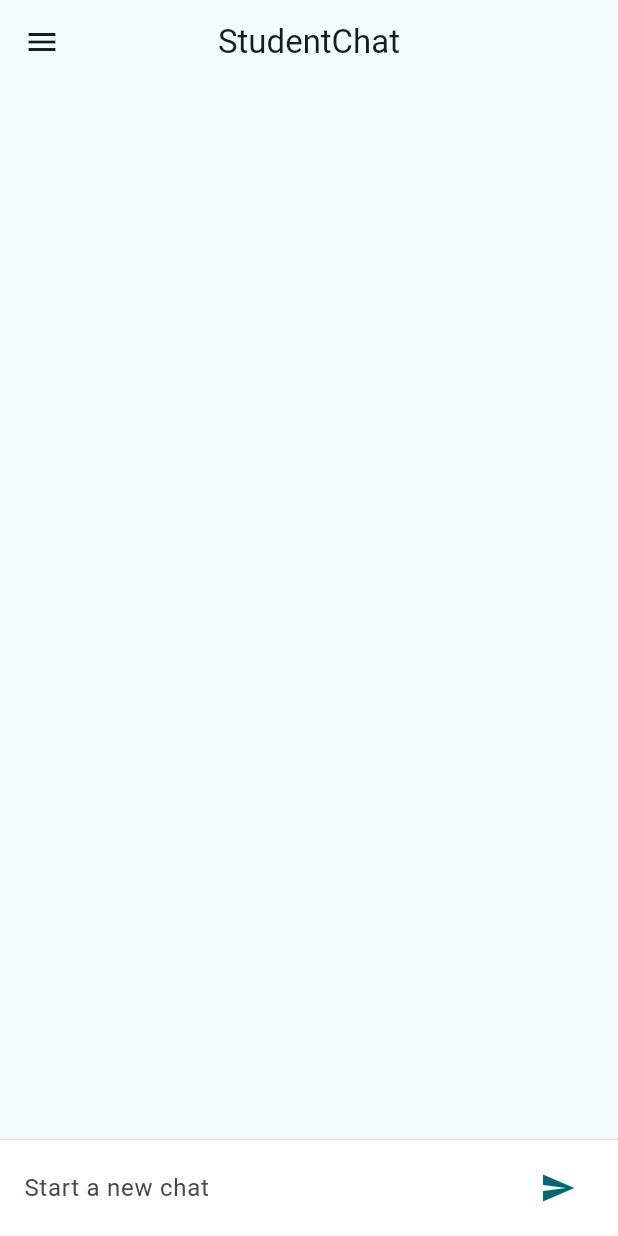
After one commit to NgocNguyen1103/Student_Chatbot_Project, a Flutter app: the HomePage screen opened directly, after a tap on the "send" icon, on a phone screen of 412 x 824 dp. The commit adds this screen. Run offline on Flutter 3.47's test engine with Material 3 defaults, Android fonts, the light colour scheme and no system bars.

Commit message:
Mobile Dev - HomePage, ChatPage, Models(message, session) for tempolary storage, ChatBubble for messages

```diff
--- /dev/null
+++ b/Mobile Appication/lib/models/chat_message.dart
@@ -0,0 +1,5 @@
+class ChatMessage{
+  final String text;
+  final bool isUser;
+  ChatMessage({required this.text, required this.isUser});
+}
--- /dev/null
+++ b/Mobile Appication/lib/models/chat_session.dart
@@ -0,0 +1,8 @@
+import 'package:student_chatbot/models/chat_message.dart';
+
+class ChatSession{
+  final String id;
+  final List<ChatMessage> messages;
+  ChatSession({required this.id, required this.messages});
+
+}
--- /dev/null
+++ b/Mobile Appication/lib/pages/home_page.dart
@@ -0,0 +1,126 @@
+import 'package:flutter/material.dart';
+import '../models/chat_session.dart';
+import '../models/chat_message.dart';
+import './chat_page.dart';
+class HomePage extends StatefulWidget {
+  const HomePage({super.key});
+
+  @override
+  State<HomePage> createState() => _HomePageState();
+}
+
+class _HomePageState extends State<HomePage> {
+  final TextEditingController _controller = TextEditingController();
+  final List<ChatSession> _sessions = [];
+
+  void _openSession(ChatSession session) {
+    Navigator.push(
+      context,
+      MaterialPageRoute(
+        builder: (_) => ChatPage(session: session),
+      ),
+    );
+  }
+
+  void _sendMessage() {
+    final text = _controller.text.trim();
+    if (text.isEmpty) return;
+
+    final session = ChatSession(
+      id: DateTime.now().millisecondsSinceEpoch.toString(),
+      messages: [ChatMessage(text: text, isUser: true)],
+    );
+
+    setState(() {
+      _sessions.insert(0, session);
+    });
+    _controller.clear();
+
+    Navigator.push(
+      context,
+      MaterialPageRoute(
+        builder: (_) => ChatPage(session: session),
+      ),
+    );
+  }
+
+
+
+  void _deleteSession(int index) {
+    setState(() {
+      _sessions.removeAt(index);
+    });
+  }
+
+  @override
+  Widget build(BuildContext context) {
+    return Scaffold(
+      appBar: AppBar(
+        title: Text('StudentChat'),
+        centerTitle: true,
+
+      ),
+      drawer: Drawer(
+
+      ),
+      body: Column(
+        children: [
+          Expanded(
+            child: ListView.builder(
+              itemCount: _sessions.length,
+              itemBuilder: (ctx, i) {
+                final sess = _sessions[i];
+                return ListTile(
+                  title: Text(
+                    sess.messages.first.text,
+                    maxLines: 1,
+                    overflow: TextOverflow.ellipsis,
+                  ),
+                  subtitle: Text('Session ${i + 1}'),
+                  trailing: PopupMenuButton<String>(
+                    onSelected: (value) {
+                      if (value == 'open') {
+                        _openSession(sess);
+                      } else if (value == 'delete') {
+                        _deleteSession(i);
+                      }
+                    },
+                    itemBuilder: (_) => [
+                      PopupMenuItem(value: 'open', child: Text("Open")),
+                      PopupMenuItem(value: 'delete', child: Text('Delete')),
+                    ],
+                  ),
+                );
+              },
+            ),
+          ),
+
+          Container(
+            padding: EdgeInsets.symmetric(horizontal: 16, vertical: 8),
+            decoration: BoxDecoration(
+              border: Border(top: BorderSide(color: Colors.grey.shade300)),
+              color: Colors.white,
+            ),
+            child: Row(
+              children: [
+                Expanded(
+                  child: TextField(
+                    controller: _controller,
+                    decoration: InputDecoration(
+                      hintText: "Start a new chat",
+                      border: InputBorder.none,
+                    ),
+                  ),
+                ),
+                IconButton(
+                  icon: Icon(Icons.send, color: Theme.of(context).primaryColor),
+                  onPressed: _sendMessage,
+                ),
+              ],
+            ),
+          ),
+        ],
+      ),
+    );
+  }
+}
--- a/Mobile Appication/lib/pages/signup_page.dart
+++ b/Mobile Appication/lib/pages/signup_page.dart
@@ -34,7 +34,7 @@ class _SignupPageState extends State<SignupPage> {
                       ),
 
                       Text(
-                        "Welcome to StudentChat",
+                        "Welcome to StudentChat!",
                         style: TextStyle(
                           fontWeight: FontWeight.bold,
                           fontSize: 25,
@@ -43,7 +43,7 @@ class _SignupPageState extends State<SignupPage> {
                       ),
 
                       Text(
-                        "Sign up to get started",
+                        "Sign up and get started",
                         style: TextStyle(
                           fontWeight: FontWeight.normal,
                           fontSize: 15,
@@ -171,7 +171,7 @@ class _SignupPageState extends State<SignupPage> {
                           style: TextStyle(fontSize: 16),
                         ),
                       ),
-                      SizedBox(height: 25),
+                      SizedBox(height: 15),
                       ElevatedButton.icon(
                         onPressed: () {
                           // xử lý login với Google
```
Also changed, not shown: Mobile Appication/lib/pages/chat_page.dart (added, +84 -0 lines), Mobile Appication/lib/pages/login_page.dart (+11 -3 lines), Mobile Appication/lib/widgets/chat_bubble.dart (added, +45 -0 lines).
